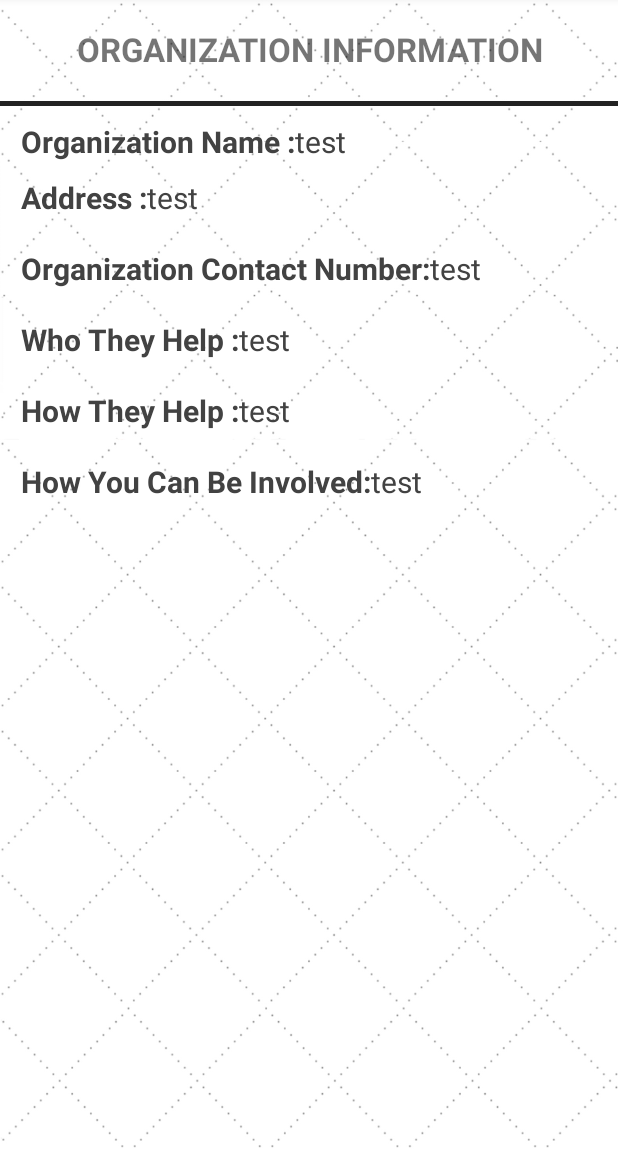
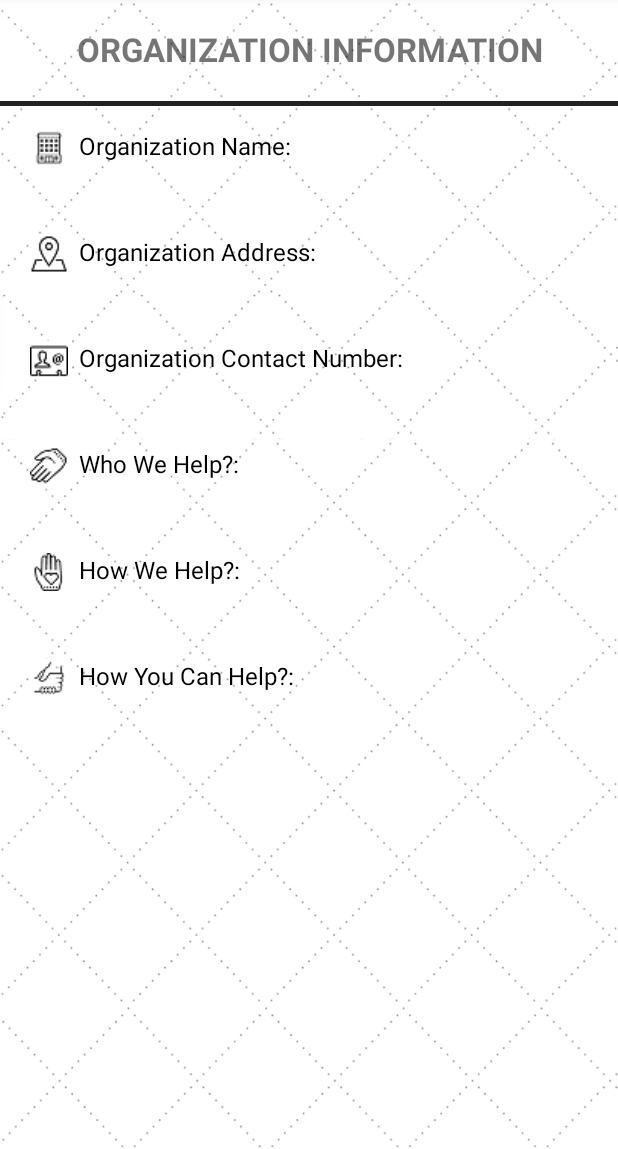
Before and after one commit to injomi/MatchIt, an Android app: the fragment OrganizationInfo placed in its activity, on a phone screen of 412 x 824 dp, the part 87-1236 px from its top. Run offline under Robolectric (Android 15) with nearby library versions, the phone set to English and light mode, and no system bars; our stand-ins replace Firebase (no records; nobody signed in at launch, a user with empty details on screens opened directly), Volley; 1 statement that could not run was skipped.

Commit message:
Change progress bar color, logo and layout for indi and org settings

```diff
--- a/app/src/main/java/com/example/matchit/OrganizationInfo.java
+++ b/app/src/main/java/com/example/matchit/OrganizationInfo.java
@@ -1,25 +1,120 @@
 package com.example.matchit;
 
+import android.app.Fragment;
+import android.content.Context;
 import android.os.Bundle;
 import android.support.annotation.Nullable;
-import android.app.Fragment;
+import android.util.Log;
 import android.view.LayoutInflater;
 import android.view.View;
 import android.view.ViewGroup;
+import android.widget.TextView;
+import android.widget.Toast;
+
+import com.android.volley.Request;
+import com.android.volley.Response;
+import com.android.volley.VolleyError;
+import com.android.volley.toolbox.StringRequest;
+import com.example.matchit.app.AppConfig;
+import com.example.matchit.app.AppController;
+import com.google.firebase.database.DatabaseReference;
+import com.google.firebase.database.FirebaseDatabase;
+
+import org.json.JSONException;
+import org.json.JSONObject;
 
 /**
- * Created by Joel on 17-Jun-17.
+ * Created by Joel on 13/6/17.
  */
 
 public class OrganizationInfo extends Fragment {
+
+    public static final String ORG_ID_KEY = "orginfoID";
     View myView;
+    TextView tv_orgname;
+    TextView tv_address;
+    TextView tv_contact;
+    TextView tv_who;
+    TextView tv_howthey;
+    TextView tv_howyou;
+    JSONObject jObj;
+    int orgID;
+    String UID;
+    DatabaseReference db;
 
     @Nullable
     @Override
     public View onCreateView(LayoutInflater inflater, @Nullable ViewGroup container, Bundle savedInstanceState) {
+
         myView = inflater.inflate(R.layout.organizationinfo, container, false);
+        db = FirebaseDatabase.getInstance().getReference();
+        tv_orgname = (TextView)myView.findViewById(R.id.textOrgName);
+        tv_address = (TextView)myView.findViewById(R.id.textAddress);
+        tv_contact = (TextView)myView.findViewById(R.id.textContactNumber);
+        tv_who = (TextView)myView.findViewById(R.id.textWhoTheyHelp);
+        tv_howthey = (TextView)myView.findViewById(R.id.textHowTheyHelp);
+        tv_howyou = (TextView)myView.findViewById(R.id.textHowYouCanBeInvolved);
 
         //return super.onCreateView(inflater, container, savedInstanceState);
+
+        Bundle bundle = this.getArguments();
+        if (bundle != null) {
+            orgID = bundle.getInt(ORG_ID_KEY, 0);
+            Log.i("Test","fragment argument of orgID -> " + orgID);
+            UID = ((HomeScreen)this.getActivity()).user.get("uid");
+            //Log.i("Test","fragment argument of eventID -> " + eventID + ", UID -> " + uid + "//");
+            queryEventService("getDetails",orgID,UID,0);
+        }
         return myView;
     }
+
+    private void queryEventService(final String queryType, final int AID, final String uid, final int sessionID){
+        final Context context = this.getActivity();
+
+        StringRequest strReq = new StringRequest(Request.Method.POST,
+                AppConfig.URL_ORGINFO, new Response.Listener<String>() {
+
+            @Override
+            public void onResponse(String response) {
+                Log.d("Test", "Service Response: " + response.toString());
+                try {
+                    final JSONObject jRes = new JSONObject(response);
+                    boolean error = jRes.getBoolean("error");
+
+                    // Check for error node in json
+                    if (!error) {
+                        //success
+                        if(queryType.equals("getDetails")) {
+                            jObj = new JSONObject(response);
+                            fillInformationToUI();
+                        }
+                    }
+                } catch (JSONException e) {
+                    // JSON error
+                    Toast.makeText(context, e.getMessage(), Toast.LENGTH_LONG).show();
+                }
+
+            }
+        }, new Response.ErrorListener() {
+
+            @Override
+            public void onErrorResponse(VolleyError error) {
+                Log.e("Test", "Service Error: " + error.toString());
+            }
+        }) {
+        };
+
+        // Adding request to request queue
+        AppController.getInstance().addToRequestQueue(strReq, "Test");
+    }
+
+    private void fillInformationToUI() throws JSONException {
+        final Context context = this.getActivity();
+        this.tv_orgname.setText(jObj.getString("org_name"));
+        this.tv_address.setText(jObj.getString("org_address"));
+        this.tv_contact.setText(jObj.getString("org_contact"));
+        this.tv_who.setText(jObj.getString("org_who"));
+        this.tv_howthey.setText(jObj.getString("org_how_they"));
+        this.tv_howyou.setText(jObj.getString("org_how_you"));
+    }
 }
--- a/app/src/main/res/layout/organizationinfo.xml
+++ b/app/src/main/res/layout/organizationinfo.xml
@@ -24,183 +24,133 @@
         android:background="@color/input_login" />
 
 
+    <ScrollView
+        android:id="@+id/scrollView1"
+        android:layout_width="match_parent"
+        android:layout_height="match_parent"
+        android:fillViewport="true">
+
         <LinearLayout
-        android:layout_width="match_parent"
-        android:layout_height="wrap_content">
-
-        //Organization Name
+            android:layout_width="fill_parent"
+            android:layout_height="wrap_content"
+            android:layout_gravity="center"
+            android:orientation="vertical"
+            android:paddingLeft="20dp"
+            android:paddingRight="20dp">
 
             <TextView
-            android:id="@+id/txtView4"
+                android:id="@+id/textView1"
                 android:layout_width="wrap_content"
                 android:layout_height="wrap_content"
-            android:layout_marginStart="14dp"
-            android:paddingBottom="20dp"
-            android:text="Organization Name :"
-            android:textColor="@color/cardview_dark_background"
-            android:textSize="20dp"
-            android:textStyle="bold" />
+                android:layout_below="@id/textView"
+                android:drawableLeft="@drawable/organization"
+                android:drawablePadding="7dp"
+                android:paddingBottom="5dp"
+                android:paddingTop="15dp"
+                android:text="Organization Name: "
+                android:textColor="@color/colorBlack"
+                android:textSize="16sp" />
 
             <TextView
                 android:id="@+id/textOrgName"
+                android:layout_width="fill_parent"
+                android:layout_height="wrap_content"
+                android:layout_marginBottom="5dp" />
+
+            <TextView
+                android:id="@+id/textView2"
                 android:layout_width="wrap_content"
                 android:layout_height="wrap_content"
-            android:orientation="horizontal"
-            android:paddingBottom="15px"
-            android:paddingTop="15px"
-            android:text="test"
-            android:textColor="@color/cardview_dark_background"
-            android:textSize="20dp" />
-
-    </LinearLayout>
-
-    //Organization Address
-
-    <LinearLayout
-        android:layout_width="match_parent"
-        android:layout_height="wrap_content">
-
-        <TextView
-            android:id="@+id/txtView5"
-            android:layout_width="wrap_content"
-            android:layout_height="wrap_content"
-            android:layout_marginStart="14dp"
-            android:paddingBottom="20dp"
-            android:text="Address :"
-            android:textColor="@color/cardview_dark_background"
-            android:textSize="20dp"
-            android:textStyle="bold" />
+                android:layout_below="@id/textOrgName"
+                android:drawableLeft="@drawable/address"
+                android:drawablePadding="7dp"
+                android:paddingBottom="5dp"
+                android:paddingTop="15dp"
+                android:text="Organization Address: "
+                android:textColor="@color/colorBlack"
+                android:textSize="16sp" />
 
             <TextView
                 android:id="@+id/textAddress"
+                android:layout_width="fill_parent"
+                android:layout_height="wrap_content"
+                android:layout_marginBottom="5dp" />
+
+            <TextView
+                android:id="@+id/textView3"
                 android:layout_width="wrap_content"
                 android:layout_height="wrap_content"
-            android:orientation="horizontal"
-            android:paddingBottom="15px"
-            android:text="test"
-            android:textColor="@color/cardview_dark_background"
-            android:textSize="20dp" />
-
-    </LinearLayout>
-
-    //Organization Contact Number
-
-    <LinearLayout
-        android:layout_width="match_parent"
-        android:layout_height="wrap_content">
-
-        <TextView
-            android:id="@+id/txtView6"
-            android:layout_width="wrap_content"
-            android:layout_height="wrap_content"
-            android:layout_marginStart="14dp"
-            android:paddingBottom="20dp"
-            android:text="Organization Contact Number:"
-            android:textColor="@color/cardview_dark_background"
-            android:textSize="20dp"
-            android:textStyle="bold" />
+                android:layout_below="@id/textAddress"
+                android:drawableLeft="@drawable/contact"
+                android:drawablePadding="7dp"
+                android:paddingBottom="5dp"
+                android:paddingTop="15dp"
+                android:text="Organization Contact Number: "
+                android:textColor="@color/colorBlack"
+                android:textSize="16sp" />
 
             <TextView
                 android:id="@+id/textContactNumber"
+                android:layout_width="fill_parent"
+                android:layout_height="wrap_content"
+                android:layout_marginBottom="5dp" />
+
+            <TextView
+                android:id="@+id/textView4"
                 android:layout_width="wrap_content"
                 android:layout_height="wrap_content"
-            android:orientation="horizontal"
-            android:paddingBottom="15px"
-            android:text="test"
-            android:textColor="@color/cardview_dark_background"
-            android:textSize="20dp" />
-
-    </LinearLayout>
-
-    //Who They Help
-
-    <LinearLayout
-        android:layout_width="match_parent"
-        android:layout_height="wrap_content">
-
-        <TextView
-            android:id="@+id/txtView1"
-            android:layout_width="wrap_content"
-            android:layout_height="wrap_content"
-            android:layout_marginStart="14dp"
-            android:paddingBottom="20dp"
-            android:text="Who They Help :"
-            android:textColor="@color/cardview_dark_background"
-            android:textSize="20dp"
-            android:textStyle="bold" />
+                android:layout_below="@id/textContactNumber"
+                android:drawableLeft="@drawable/whowehelp"
+                android:drawablePadding="7dp"
+                android:paddingBottom="5dp"
+                android:paddingTop="15dp"
+                android:text="Who We Help?: "
+                android:textColor="@color/colorBlack"
+                android:textSize="16sp" />
 
             <TextView
                 android:id="@+id/textWhoTheyHelp"
+                android:layout_width="fill_parent"
+                android:layout_height="wrap_content"
+                android:layout_marginBottom="5dp" />
+
+            <TextView
+                android:id="@+id/textView5"
                 android:layout_width="wrap_content"
                 android:layout_height="wrap_content"
-            android:orientation="horizontal"
-            android:paddingBottom="15px"
-            android:text="test"
-            android:textColor="@color/cardview_dark_background"
-            android:textSize="20dp" />
-
-    </LinearLayout>
-
-    //How They Help
-
-    <LinearLayout
-        android:layout_width="match_parent"
-        android:layout_height="wrap_content">
-
-        <TextView
-            android:id="@+id/txtView2"
-            android:layout_width="wrap_content"
-            android:layout_height="wrap_content"
-            android:layout_below="@+id/txtView1"
-            android:layout_marginStart="14dp"
-            android:paddingBottom="20dp"
-            android:text="How They Help :"
-            android:textColor="@color/cardview_dark_background"
-            android:textSize="20dp"
-            android:textStyle="bold" />
+                android:layout_below="@id/textWhoTheyHelp"
+                android:drawableLeft="@drawable/howwehelp"
+                android:drawablePadding="7dp"
+                android:paddingBottom="5dp"
+                android:paddingTop="15dp"
+                android:text="How We Help?: "
+                android:textColor="@color/colorBlack"
+                android:textSize="16sp" />
 
             <TextView
                 android:id="@+id/textHowTheyHelp"
+                android:layout_width="fill_parent"
+                android:layout_height="wrap_content"
+                android:layout_marginBottom="5dp" />
+
+            <TextView
+                android:id="@+id/textView6"
                 android:layout_width="wrap_content"
                 android:layout_height="wrap_content"
-            android:layout_below="@+id/textWhoTheyHelp"
-            android:layout_marginBottom="10dp"
-            android:orientation="horizontal"
-            android:paddingBottom="15px"
-            android:text="test"
-            android:textColor="@color/cardview_dark_background"
-            android:textSize="20dp" />
-    </LinearLayout>
-
-    //How Can You Be Involved
-
-    <LinearLayout
-        android:layout_width="match_parent"
-        android:layout_height="wrap_content">
-
-        <TextView
-            android:id="@+id/txtView3"
-            android:layout_width="wrap_content"
-            android:layout_height="wrap_content"
-            android:layout_below="@+id/txtView3"
-            android:layout_marginBottom="10dp"
-            android:layout_marginStart="14dp"
-            android:paddingBottom="20dp"
-            android:text="How You Can Be Involved:"
-            android:textColor="@color/cardview_dark_background"
-            android:textSize="20dp"
-            android:textStyle="bold" />
+                android:layout_below="@id/textHowTheyHelp"
+                android:drawableLeft="@drawable/howyoucanhelp"
+                android:drawablePadding="7dp"
+                android:paddingBottom="5dp"
+                android:paddingTop="15dp"
+                android:text="How You Can Help?: "
+                android:textColor="@color/colorBlack"
+                android:textSize="16sp" />
 
             <TextView
                 android:id="@+id/textHowYouCanBeInvolved"
-            android:layout_width="wrap_content"
+                android:layout_width="fill_parent"
                 android:layout_height="wrap_content"
-            android:layout_below="@+id/textHowTheyHelp"
-            android:layout_marginBottom="10dp"
-            android:orientation="horizontal"
-            android:paddingBottom="15px"
-            android:text="test"
-            android:textColor="@color/cardview_dark_background"
-            android:textSize="20dp" />
+                android:layout_marginBottom="5dp" />
         </LinearLayout>
+    </ScrollView>
 </LinearLayout>
```
Also changed, not shown: app/src/main/java/com/example/matchit/app/AppConfig.java (+6 -3 lines), app/src/main/java/com/example/matchit/model/OrgInfo.java (added, +81 -0 lines), app/src/main/res/drawable/border_black.xml (added, +9 -0 lines), app/src/main/res/drawable/custom_progress_bar.xml (+17 -17 lines), app/src/main/res/layout/card_view_event.xml (+11 -3 lines), app/src/main/res/layout/individualsetting.xml (+40 -12 lines), app/src/main/res/layout/organizationsettings.xml (+28 -9 lines), app/src/main/res/drawable-v21/address.png (added), app/src/main/res/drawable-v21/contact.png (added), app/src/main/res/drawable-v21/howwehelp.png (added), app/src/main/res/drawable-v21/howyoucanhelp.png (added), app/src/main/res/drawable-v21/organization.png (added), app/src/main/res/drawable-v21/settingimage.png (added), app/src/main/res/drawable-v21/whowehelp.png (added). Lines whose indentation alone changed are shown as unchanged.
